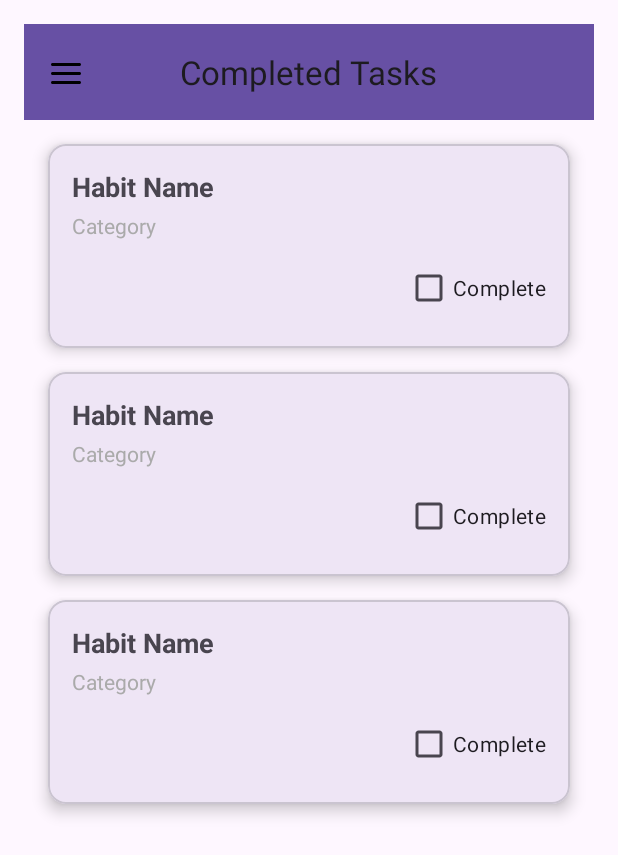
After one commit to nve03g/habit_tracker_RV_NVE, an Android app: the layout activity_completed_tasks.xml on its own in the app's theme, with its tools: preview values and no code run, on a phone screen of 412 x 824 dp. The commit adds this screen. Shown: the top 855 px of the screen. Run offline under Robolectric (Android 15) with nearby library versions, the phone set to English and light mode, and no system bars.

Commit message:
kinda 2 pagina werkende

```diff
--- a/app/build.gradle.kts
+++ b/app/build.gradle.kts
@@ -2,6 +2,7 @@ plugins {
     alias(libs.plugins.android.application)
     alias(libs.plugins.kotlin.android)
     id("com.google.devtools.ksp") version "2.0.21-1.0.25" // ksp
+    id ("kotlin-parcelize")
 }
 
 android {
--- a/app/src/main/AndroidManifest.xml
+++ b/app/src/main/AndroidManifest.xml
@@ -28,6 +28,9 @@
             android:name=".MainActivity"
             android:exported="true" />
 
+        <activity android:name=".CompletedTasksActivity" />
+
+
     </application>
 
 </manifest>
--- a/app/src/main/java/com/example/habit_tracker/HabitDao.kt
+++ b/app/src/main/java/com/example/habit_tracker/HabitDao.kt
@@ -26,6 +26,10 @@ interface HabitDao {
     @Query("SELECT * FROM habits WHERE category = :category")
     suspend fun getHabitsByCategory(category: String): List<Habit>
 
+    @Query("SELECT * FROM habits WHERE isChecked = 1")
+    suspend fun getCompletedHabits(): List<Habit>
+
+
 
 
 }
--- /dev/null
+++ b/app/src/main/res/layout/activity_completed_tasks.xml
@@ -0,0 +1,37 @@
+<?xml version="1.0" encoding="utf-8"?>
+
+<LinearLayout xmlns:android="http://schemas.android.com/apk/res/android"
+    android:layout_width="match_parent"
+    android:layout_height="match_parent"
+    xmlns:tools="http://schemas.android.com/tools"
+    xmlns:app="http://schemas.android.com/apk/res-auto"
+    android:orientation="vertical"
+    android:padding="16dp">
+
+    <com.google.android.material.appbar.AppBarLayout
+        android:id="@+id/appBarLayout"
+        android:layout_width="match_parent"
+        android:layout_height="wrap_content">
+
+        <com.google.android.material.appbar.MaterialToolbar
+            android:id="@+id/topAppBar"
+            android:layout_width="match_parent"
+            android:layout_height="?attr/actionBarSize"
+            android:background="?attr/colorPrimary"
+            android:elevation="4dp"
+            app:title="Completed Tasks"
+            app:titleCentered="true"
+            app:navigationIcon="@drawable/ic_menu" />
+    </com.google.android.material.appbar.AppBarLayout>
+
+
+    <!-- RecyclerView om voltooide taken te tonen -->
+    <androidx.recyclerview.widget.RecyclerView
+        android:id="@+id/completedTasksRecyclerView"
+        android:layout_width="match_parent"
+        android:layout_height="match_parent"
+        android:padding="8dp"
+        android:clipToPadding="false"
+        tools:listitem="@layout/list_item_habit" />
+
+</LinearLayout>
```
Also changed, not shown: app/src/main/java/com/example/habit_tracker/CompletedTasksActivity.kt (added, +106 -0 lines), app/src/main/java/com/example/habit_tracker/Habit.kt (+7 -4 lines), app/src/main/java/com/example/habit_tracker/HabitRecyclerAdapter.kt (+8 -23 lines), app/src/main/java/com/example/habit_tracker/MainActivity.kt (+22 -3 lines), app/src/main/java/com/example/habit_tracker/Subtask.kt (+6 -3 lines).
